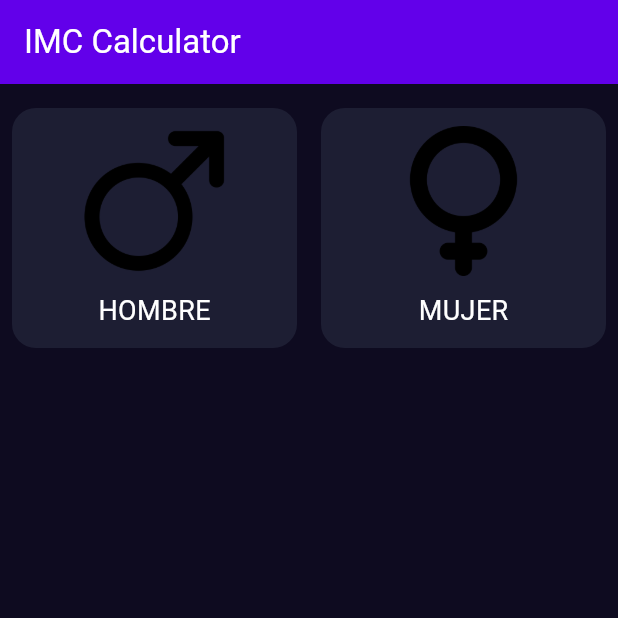
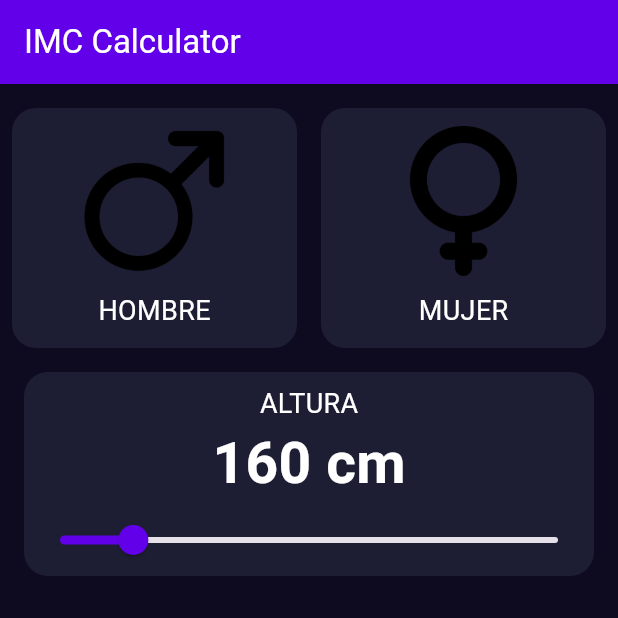
Before and after one commit to MxAlfredo/imc_calculator, a Flutter app: the screen it shows after launch, on a phone screen of 412 x 824 dp, the top half of it. Run offline on Flutter 3.47's test engine with Material 3 defaults, Android fonts, the phone set to English and light mode, and no system bars.

Commit message:
Implement height selection feature with UI component

```diff
--- /dev/null
+++ b/lib/components/height_selector.dart
@@ -0,0 +1,51 @@
+import 'package:flutter/material.dart';
+import 'package:imc_calculator/core/app_colors.dart';
+import 'package:imc_calculator/core/text_styles.dart';
+
+class HeightSelector extends StatefulWidget {
+  final double selectedHeight;
+  final Function(double) onHeightChange;
+  const HeightSelector(
+      {super.key, required this.selectedHeight, required this.onHeightChange});
+
+  @override
+  State<HeightSelector> createState() => _HeightSelectorState();
+}
+
+class _HeightSelectorState extends State<HeightSelector> {
+  @override
+  Widget build(BuildContext context) {
+    return Padding(
+      padding: const EdgeInsets.only(left: 16, right: 16),
+      child: Container(
+        decoration: BoxDecoration(
+            color: AppColors.backgroundComponent,
+            borderRadius: BorderRadius.circular(16)),
+        child: Column(
+          children: [
+            Padding(
+              padding: const EdgeInsets.only(top: 8.0),
+              child: Text("ALTURA", style: TextStyles.bodyText),
+            ),
+            Text("${widget.selectedHeight.toStringAsFixed(0)} cm",
+                style: TextStyle(
+                    color: Colors.white,
+                    fontSize: 38,
+                    fontWeight: FontWeight.bold)),
+            Slider(
+              value: widget.selectedHeight,
+              onChanged: (newHeight) {
+                widget.onHeightChange(newHeight);
+              },
+              min: 150,
+              max: 220,
+              divisions: 70,
+              label: "${widget.selectedHeight.toStringAsFixed(0)} cm",
+              activeColor: AppColors.primary,
+            )
+          ],
+        ),
+      ),
+    );
+  }
+}
--- a/lib/screens/imc_home_screen.dart
+++ b/lib/screens/imc_home_screen.dart
@@ -1,5 +1,6 @@
 import 'package:flutter/material.dart';
 import 'package:imc_calculator/components/gender_selector.dart';
+import 'package:imc_calculator/components/height_selector.dart';
 
 class ImcHomeScreen extends StatefulWidget {
   const ImcHomeScreen({super.key});
@@ -9,11 +10,23 @@ class ImcHomeScreen extends StatefulWidget {
 }
 
 class _ImcHomeScreenState extends State<ImcHomeScreen> {
+  int selectedAge = 20;
+  int selectedWeight = 80;
+  double selectedHeight = 160;
+
   @override
   Widget build(BuildContext context) {
-    return const Column(
+    return Column(
       children: [
         GenderSelector(),
+        HeightSelector(
+          selectedHeight: selectedHeight,
+          onHeightChange: (newHeight) {
+            setState(() {
+              selectedHeight = newHeight;
+            });
+          },
+        ),
       ],
     );
   }
```
